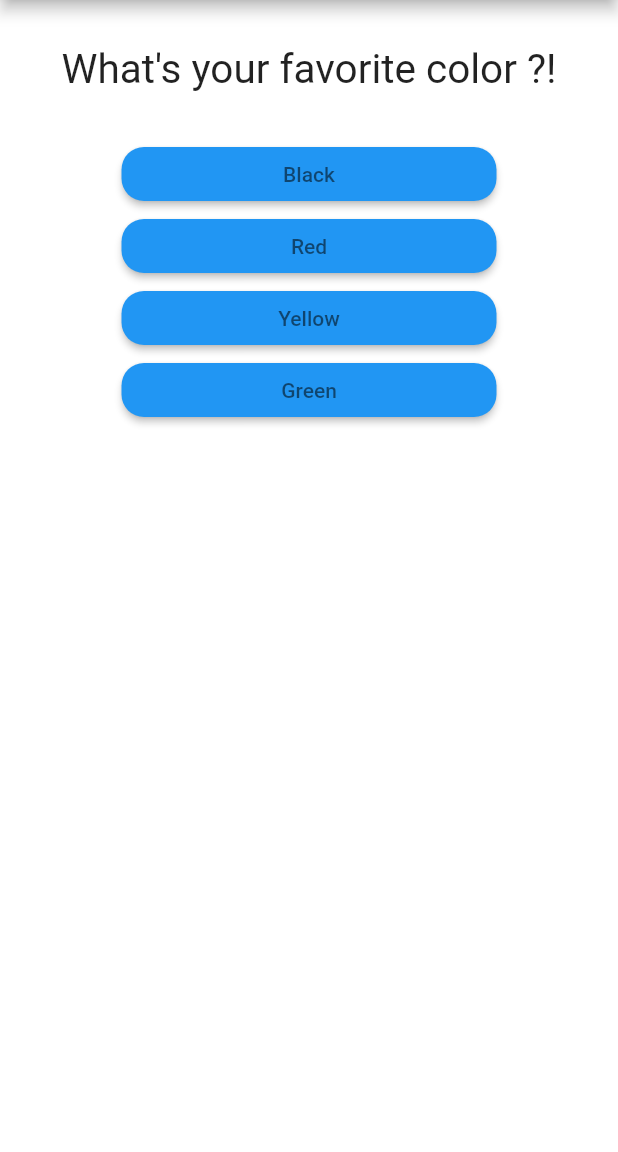
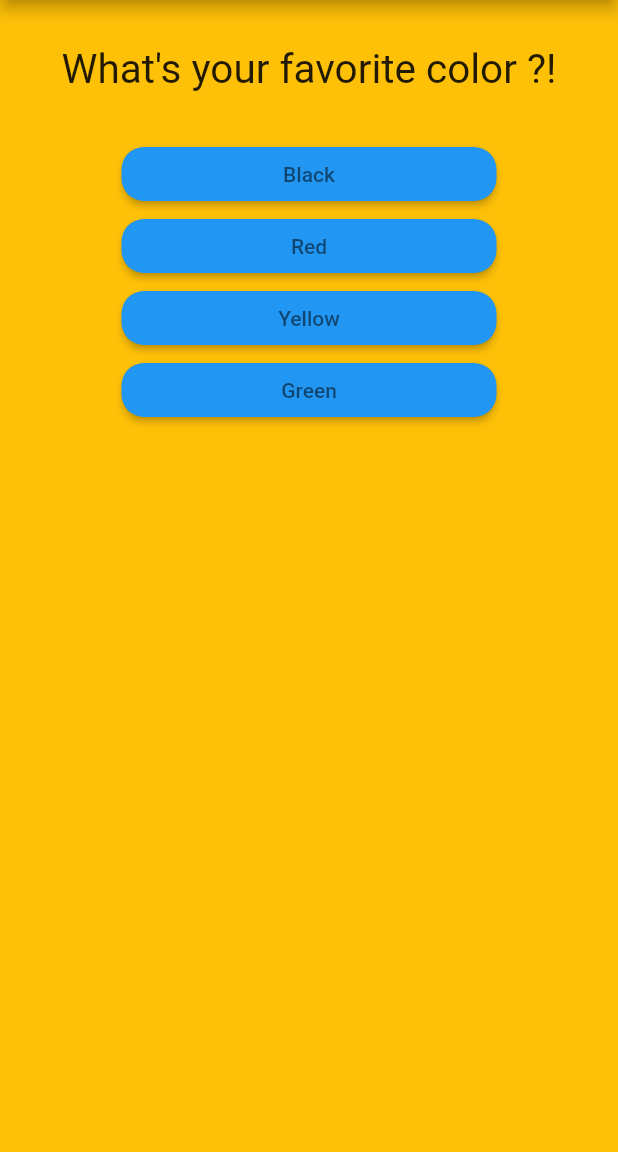
Before and after one commit to ORABI2/Quiz_app, a Flutter app: the screen it shows after launch, on a phone screen of 412 x 824 dp, the part 84-1236 px from its top. Run offline on Flutter 3.47's test engine with Material 2 defaults, Android fonts, the phone set to English and light mode, and no system bars; missing offline and left inert: dart:ffi.

Commit message:
changed color from white to amber

```diff
--- a/lib/main.dart
+++ b/lib/main.dart
@@ -80,7 +80,7 @@ class _MyAppState extends State<MyApp> {
               image: AssetImage("assets/images/200w.gif"),
               fit: BoxFit.cover)),**/
       home: Scaffold(
-          backgroundColor: Colors.white,
+          backgroundColor: Colors.amber,
           appBar: AppBar(
             centerTitle: true,
             title: Text('Quiz App'),
```
